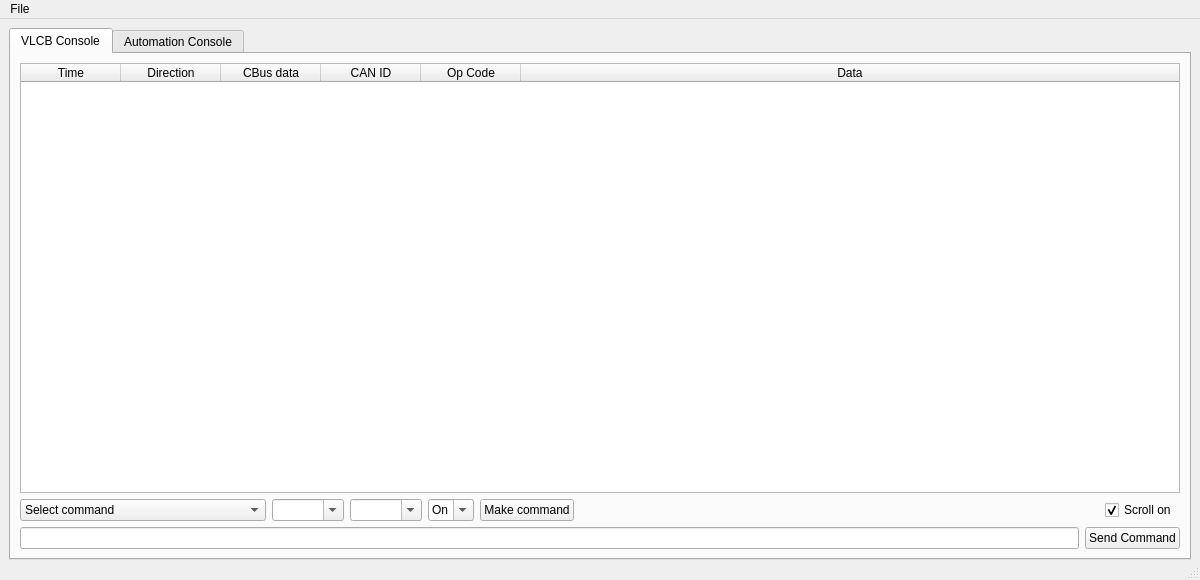
penguintutor/pisignalbox, file console.ui: the form before one commit.
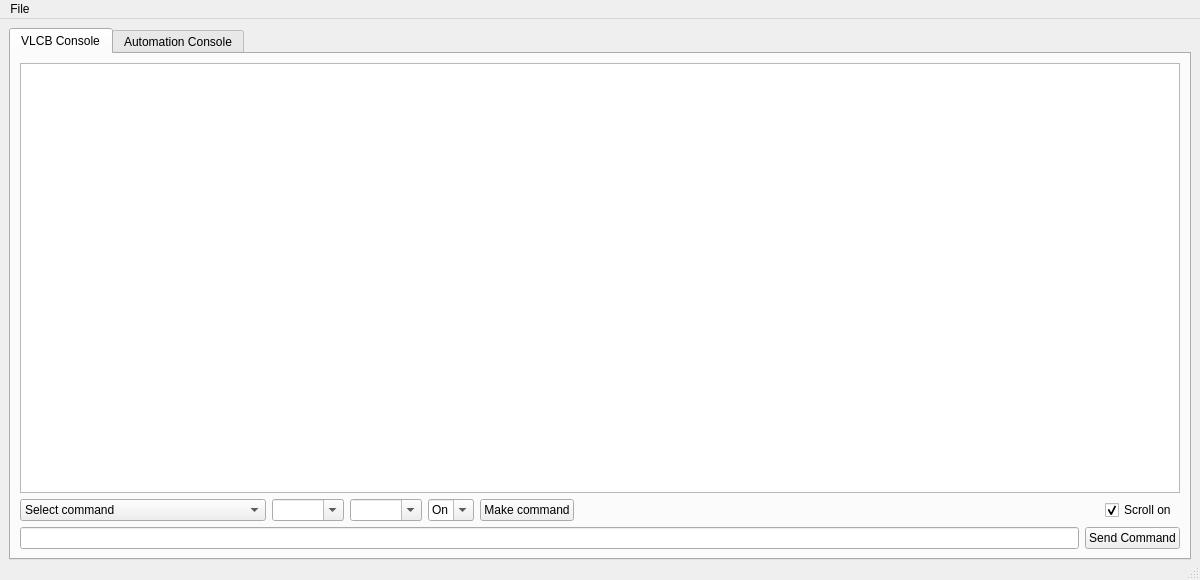
The form after the commit.

Commit message: Update console for VLCB QTableView

The edit to the form file:
```diff
--- a/console.ui
+++ b/console.ui
@@ -44,56 +44,20 @@
        </attribute>
        <layout class="QVBoxLayout" name="verticalLayout_3">
         <item>
-         <widget class="QTableWidget" name="consoleTable">
-          <property name="sizePolicy">
-           <sizepolicy hsizetype="Expanding" vsizetype="MinimumExpanding">
-            <horstretch>0</horstretch>
-            <verstretch>0</verstretch>
-           </sizepolicy>
-          </property>
-          <property name="minimumSize">
-           <size>
-            <width>0</width>
-            <height>0</height>
-           </size>
+         <layout class="QVBoxLayout" name="verticalLayout" stretch="0,0,0">
+          <item>
+           <widget class="QTableView" name="vlcbTableView">
+            <property name="alternatingRowColors">
+             <bool>true</bool>
+            </property>
+            <property name="selectionBehavior">
+             <enum>QAbstractItemView::SelectRows</enum>
           </property>
           <attribute name="horizontalHeaderStretchLastSection">
            <bool>true</bool>
           </attribute>
-          <column>
-           <property name="text">
-            <string>Time</string>
-           </property>
-          </column>
-          <column>
-           <property name="text">
-            <string>Direction</string>
-           </property>
-          </column>
-          <column>
-           <property name="text">
-            <string>CBus data</string>
-           </property>
-          </column>
-          <column>
-           <property name="text">
-            <string>CAN ID</string>
-           </property>
-          </column>
-          <column>
-           <property name="text">
-            <string>Op Code</string>
-           </property>
-          </column>
-          <column>
-           <property name="text">
-            <string>Data</string>
-           </property>
-          </column>
-         </widget>
-        </item>
-        <item>
-         <layout class="QVBoxLayout" name="verticalLayout" stretch="0,0">
+           </widget>
+          </item>
           <item>
            <layout class="QHBoxLayout" name="horizontalLayout_2">
             <item>
```
Left out of the diff: 2 changed lines with no effect on the pictures. Lines whose indentation alone changed are shown as unchanged.
